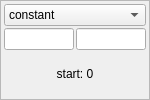
Qt form analog-event.ui (AlbertHdz4/qplayer) before a commit.
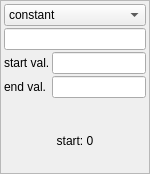
The same form after that commit.

Commit message: Digital events now play nicely with underlying data model.

```diff
--- a/analog-event.ui
+++ b/analog-event.ui
@@ -7,7 +7,7 @@
     <x>0</x>
     <y>0</y>
     <width>150</width>
-    <height>100</height>
+    <height>174</height>
    </rect>
   </property>
   <property name="sizePolicy">
@@ -94,13 +94,30 @@
          </widget>
         </item>
         <item>
-         <layout class="QHBoxLayout" name="horizontalLayout_3">
-          <item>
-           <widget class="QLineEdit" name="lineEdit_2"/>
+         <widget class="QLineEdit" name="lineEdit_2"/>
+        </item>
+        <item>
+         <layout class="QFormLayout" name="formLayout">
+          <item row="1" column="0">
+           <widget class="QLabel" name="label_2">
+            <property name="text">
+             <string>start val.</string>
+            </property>
+           </widget>
           </item>
-          <item>
+          <item row="1" column="1">
            <widget class="QLineEdit" name="lineEdit"/>
           </item>
+          <item row="2" column="0">
+           <widget class="QLabel" name="label_3">
+            <property name="text">
+             <string>end val.</string>
+            </property>
+           </widget>
+          </item>
+          <item row="2" column="1">
+           <widget class="QLineEdit" name="lineEdit_3"/>
+          </item>
          </layout>
         </item>
         <item>
```
The commit also changes 5 other files.
